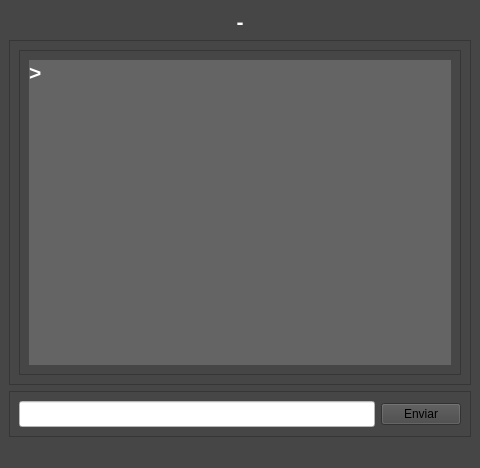
Qt form qt/chat_window.ui (dnoak/CryptoChat-VPN) before a commit.
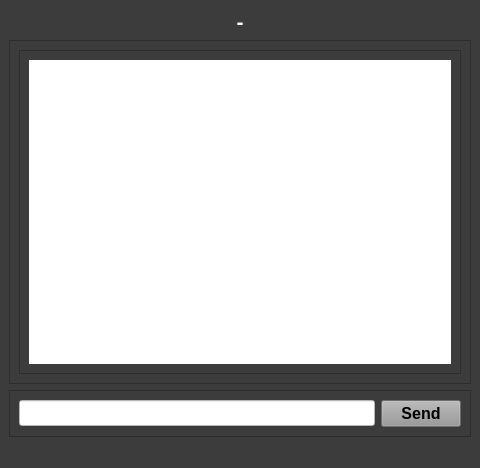
The same form after that commit.

```diff
--- a/qt/chat_window.ui
+++ b/qt/chat_window.ui
@@ -14,7 +14,7 @@
    <string>MainWindow</string>
   </property>
   <property name="styleSheet">
-   <string notr="true">background-color: rgb(70, 70, 70)</string>
+   <string notr="true">background-color: rgb(60, 60, 60)</string>
   </property>
   <widget class="QWidget" name="centralwidget">
    <layout class="QVBoxLayout" name="verticalLayout">
@@ -56,7 +56,7 @@
             <x>0</x>
             <y>0</y>
             <width>440</width>
-            <height>300</height>
+            <height>295</height>
            </rect>
           </property>
           <layout class="QHBoxLayout" name="horizontalLayout_3">
@@ -68,10 +68,10 @@
               </font>
              </property>
              <property name="styleSheet">
-              <string notr="true">background-color: rgb(100, 100, 100)</string>
+              <string notr="true">background-color: rgb(255, 255, 255)</string>
              </property>
              <property name="text">
-              <string>&lt;html&gt;&lt;head/&gt;&lt;body&gt;&lt;p&gt;&lt;span style=&quot; font-weight:700; color:#ffffff;&quot;&gt;&amp;gt;&lt;/span&gt;&lt;/p&gt;&lt;/body&gt;&lt;/html&gt;</string>
+              <string>&lt;html&gt;&lt;head/&gt;&lt;body&gt;&lt;p&gt;&lt;span style=&quot; font-size:14pt; font-weight:700; color:#ffffff;&quot;&gt;&amp;gt;&lt;/span&gt;&lt;/p&gt;&lt;/body&gt;&lt;/html&gt;</string>
              </property>
              <property name="alignment">
               <set>Qt::AlignLeading|Qt::AlignLeft|Qt::AlignTop</set>
@@ -118,8 +118,17 @@
        </item>
        <item>
         <widget class="QPushButton" name="button_send_message">
+         <property name="font">
+          <font>
+           <pointsize>12</pointsize>
+           <bold>true</bold>
+          </font>
+         </property>
+         <property name="styleSheet">
+          <string notr="true">background-color: rgb(152, 152, 152)</string>
+         </property>
          <property name="text">
-          <string>Enviar</string>
+          <string>Send</string>
          </property>
         </widget>
        </item>
```
